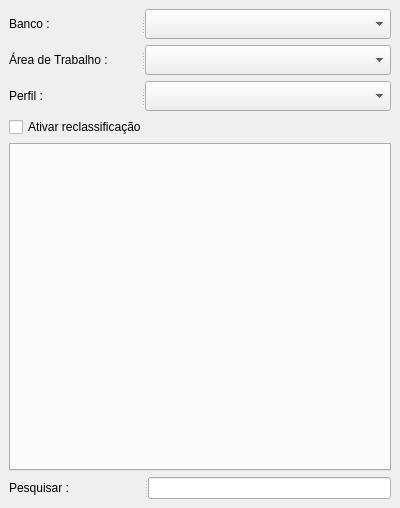
This is Tools/Menu/menuDock.ui in dsgoficial/SAP_Operador as Qt 5 draws it before an edit. The edited form follows.
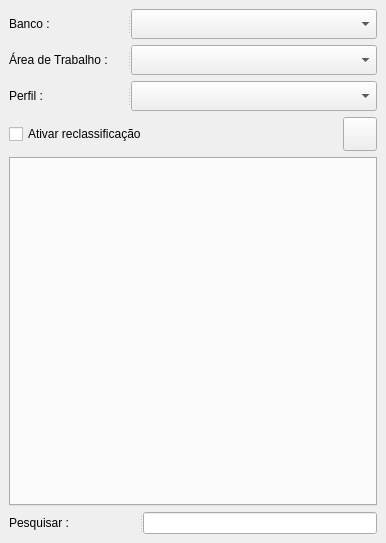
This is the edited form. Icons and pictures are not drawn.

```diff
--- a/Tools/Menu/menuDock.ui
+++ b/Tools/Menu/menuDock.ui
@@ -6,8 +6,8 @@
    <rect>
     <x>0</x>
     <y>0</y>
-    <width>400</width>
-    <height>508</height>
+    <width>386</width>
+    <height>543</height>
    </rect>
   </property>
   <property name="windowTitle">
@@ -112,11 +112,49 @@
      </widget>
     </item>
     <item row="3" column="0">
-     <widget class="QCheckBox" name="menu_reclassify">
-      <property name="text">
-       <string>Ativar reclassificação</string>
-      </property>
-     </widget>
+     <layout class="QHBoxLayout" name="horizontalLayout">
+      <item>
+       <widget class="QCheckBox" name="menu_reclassify">
+        <property name="text">
+         <string>Ativar reclassificação</string>
+        </property>
+       </widget>
+      </item>
+      <item>
+       <widget class="QPushButton" name="config_btn">
+        <property name="sizePolicy">
+         <sizepolicy hsizetype="Fixed" vsizetype="Fixed">
+          <horstretch>0</horstretch>
+          <verstretch>0</verstretch>
+         </sizepolicy>
+        </property>
+        <property name="minimumSize">
+         <size>
+          <width>34</width>
+          <height>34</height>
+         </size>
+        </property>
+        <property name="maximumSize">
+         <size>
+          <width>34</width>
+          <height>34</height>
+         </size>
+        </property>
+        <property name="styleSheet">
+         <string notr="true">qproperty-icon : url(:/plugins/Ferramentas_Producao/icons/menu_config.png)</string>
+        </property>
+        <property name="text">
+         <string/>
+        </property>
+        <property name="iconSize">
+         <size>
+          <width>30</width>
+          <height>30</height>
+         </size>
+        </property>
+       </widget>
+      </item>
+     </layout>
     </item>
     <item row="4" column="0">
      <widget class="QTabWidget" name="menu_area_buttons">
```
Left out of the diff: 4 changed lines with no effect on the pictures.
